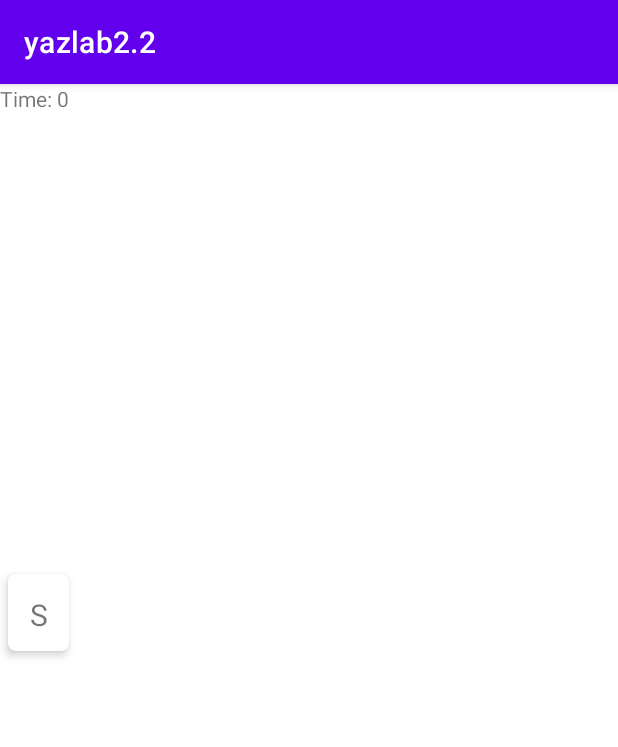
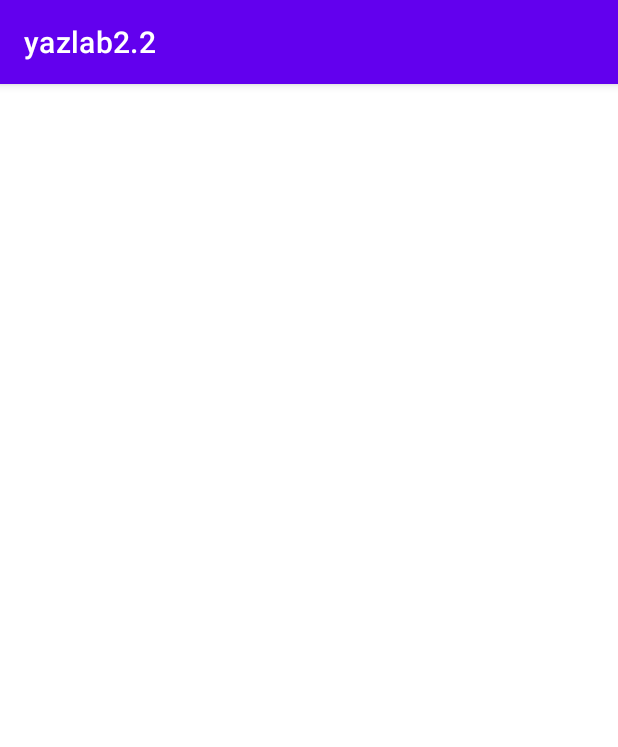
Before and after one commit to yeceylan/yazlab2.2, an Android app: the GameActivity screen opened directly, with no data from a screen before it, after a tap on an icon or button, on a phone screen of 412 x 824 dp. Shown: the top 747 px of the screen. Run offline under Robolectric (Android 15) with nearby library versions, the phone set to English and light mode, and no system bars; 2 other taps on this screen came first.

```diff
--- a/app/src/main/java/com/yonis/yazlab22/activity/GameActivity.kt
+++ b/app/src/main/java/com/yonis/yazlab22/activity/GameActivity.kt
@@ -45,25 +45,26 @@ class GameActivity : AppCompatActivity() {
         readTextFromAssets = ArrayList()
 
         setContentView(R.layout.activity_game_fragment)
-        object : CountDownTimer(6000,1000){
-            override fun onTick(millisUntilFinished: Long) {
-                idTVHeading.text="Time: " + millisUntilFinished/1000
-                pastTime++
-            }
-
-            override fun onFinish() {
-                idTVHeading.text="Time: 0"
-
-                handler.removeCallbacks(runnable)
-
-                val rand = ('A'..'Z').random()
-                courseList.add(CourseRVModal(pastTime%4+24, rand.toString()))
-                courseRVAdapter.notifyItemInserted(25)
-
-
-            }
-
-        }.start()
+//        object : CountDownTimer(6000,1000){
+//            override fun onTick(millisUntilFinished: Long) {
+//                idTVHeading.text="Time: " + millisUntilFinished/1000
+//                pastTime++
+//            }
+//
+//            override fun onFinish() {
+//                idTVHeading.text="Time: 0"
+//
+//                handler.removeCallbacks(runnable)
+//
+//                val rand = ('A'..'Z').random()
+//                courseList.add(CourseRVModal(pastTime%4+24, rand.toString()))
+//                courseRVAdapter.notifyItemInserted((courseList.size+1))
+//
+//
+//
+//            }
+//
+//        }.start()
 
         courseRV = findViewById(R.id.idRVCourses)
         courseList = ArrayList()
@@ -99,10 +100,6 @@ class GameActivity : AppCompatActivity() {
         buttonTick = findViewById<Button>(R.id.buttonTick)
 
         buttonX.setOnClickListener {
-            if (idText.length() < 3) {
-                Toast.makeText(applicationContext, "Min 3 Letter Pls'", Toast.LENGTH_SHORT).show()
-            }
-
             deleteText()
         }
         buttonTick.setOnClickListener {
@@ -162,22 +159,21 @@ class GameActivity : AppCompatActivity() {
             if (i.equals(idText.text.toString().lowercase())) {
                 //pastIdList.reverse()
                 for (j in 0 until pastIdList.size) {
-                    //courseList.removeAt(pastIdList.get(j))
                     var pos = courseList.get(pastIdList.get(j)).id
-                    courseList.get(pos).courseText = "*"
-                    if (courseList.size >= pos + 8) {
+                    if (courseList.size > pos + 8) {
                         courseList.get(pos).courseText = courseList.get(pos + 8).courseText
                         while (courseList.size > pos + 8) {
-                            if (courseList.size >= pos + 16) {
+
+                            if (courseList.size > pos + 16) {
                             courseList.get(pos + 8).courseText = courseList.get(pos + 16).courseText
                             }
                             else{
-                                courseList.get(pos+8).courseText = "*"
+                                courseList[pos+8].courseText = "."
                             }
                             pos += 8
                         }
                     } else {
-                        courseList.get(pos).courseText = "*"
+                        courseList.get(pos).courseText = "."
                     }
                     pos=0
                 }
--- a/app/src/main/java/com/yonis/yazlab22/adapter/CourseRVAdapter.kt
+++ b/app/src/main/java/com/yonis/yazlab22/adapter/CourseRVAdapter.kt
@@ -22,11 +22,12 @@ class CourseRVAdapter(
     // on below line we are passing variables
     // as course list and context
     private val courseList: ArrayList<CourseRVModal>,
-    val clickedCard: (id:Int,letter:String) -> Unit
+    val clickedCard: (id: Int, letter: String) -> Unit
 ) : RecyclerView.Adapter<CourseRVAdapter.CourseViewHolder>() {
     override fun onCreateViewHolder(
         parent: ViewGroup,
         viewType: Int
+
     ): CourseViewHolder {
         // this method is use to inflate the layout file
         // which we have created for our recycler view.
@@ -48,17 +49,16 @@ class CourseRVAdapter(
         holder.itemView.setBackgroundColor(currentStrokeColor)*/
         //eklenirken rengini rastgele yapıyor fakat notify her seferinde çalışmasına sebep oluyor
 
+        if (courseList.get(position).courseText.equals(".")) {
+//           holder.itemView.setVisibility(View.GONE)
+            holder.itemView.setBackgroundColor(Color.BLUE)
+        }
 
-
-        if(courseList.get(position).courseText == "*"){
-           holder.itemView.setVisibility(View.GONE)
-        }
         holder.courseIV.text = courseList.get(position).courseText
         holder.itemView.setOnClickListener {
-            clickedCard(courseList.get(position).id,courseList.get(position).courseText)
+            clickedCard(courseList.get(position).id, courseList.get(position).courseText)
             //holder.itemView.setBackgroundColor(Color.BLUE)
         }
-
     }
 
     override fun getItemCount(): Int {
```
